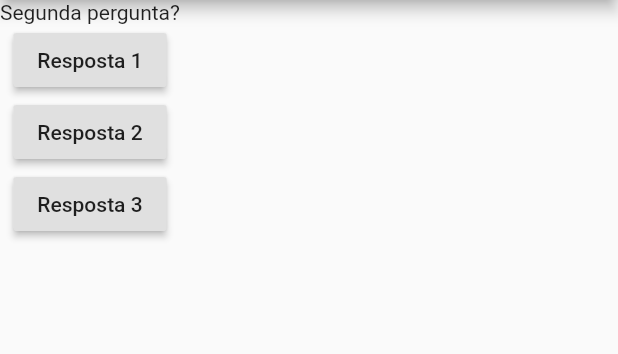
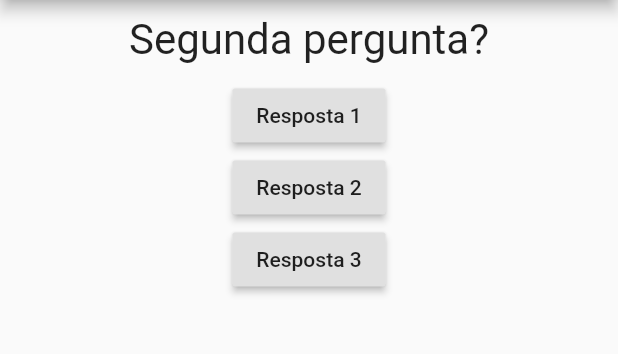
Before and after one commit to eniomcosta/projeto_perguntas, a Flutter app: the screen it shows after launch, after a tap on "Resposta 1", on a phone screen of 412 x 824 dp, the part 84-438 px from its top. Run offline on Flutter 3.47's test engine with Material 2 defaults, Android fonts, the phone set to English and light mode, and no system bars.

Commit message:
Created new questao and resposta widget.

```diff
--- a/lib/main.dart
+++ b/lib/main.dart
@@ -1,12 +1,15 @@
 import 'package:flutter/cupertino.dart';
 import 'package:flutter/material.dart';
 
+import './questao.dart';
+import './resposta.dart';
+
 main() => runApp(PerguntasApp());
 
-class PerguntasAppState extends State<PerguntasApp> {
+class _PerguntasAppState extends State<PerguntasApp> {
   var perguntaSelecionada = 0;
 
-  void responder() {
+  void _responder() {
     setState(() {
       perguntaSelecionada++;
     });
@@ -28,19 +31,10 @@ class PerguntasAppState extends State<PerguntasApp> {
         ),
         body: Column(
           children: [
-            Text(perguntas[perguntaSelecionada]),
-            RaisedButton(
-              child: Text("Resposta 1"),
-              onPressed: responder,
-            ),
-            RaisedButton(
-              child: Text("Resposta 2"),
-              onPressed: responder,
-            ),
-            RaisedButton(
-              child: Text("Resposta 3"),
-              onPressed: responder,
-            ),
+            Questao(perguntas[perguntaSelecionada]),
+            Resposta("Resposta 1", _responder),
+            Resposta("Resposta 2", _responder),
+            Resposta("Resposta 3", _responder),
           ],
         ),
       ),
@@ -50,7 +44,7 @@ class PerguntasAppState extends State<PerguntasApp> {
 
 class PerguntasApp extends StatefulWidget {
   @override
-  PerguntasAppState createState() {
-    return PerguntasAppState();
+  _PerguntasAppState createState() {
+    return _PerguntasAppState();
   }
 }
--- /dev/null
+++ b/lib/questao.dart
@@ -0,0 +1,20 @@
+import 'package:flutter/material.dart';
+
+class Questao extends StatelessWidget {
+  final String texto;
+
+  Questao(this.texto);
+
+  @override
+  Widget build(BuildContext context) {
+    return Container(
+      width: double.infinity,
+      margin: EdgeInsets.all(10),
+      child: Text(
+        texto,
+        style: TextStyle(fontSize: 28),
+        textAlign: TextAlign.center,
+      ),
+    );
+  }
+}
--- /dev/null
+++ b/lib/resposta.dart
@@ -0,0 +1,16 @@
+import 'package:flutter/material.dart';
+
+class Resposta extends StatelessWidget {
+  final String texto;
+  final Function responder;
+
+  Resposta(this.texto, this.responder);
+
+  @override
+  Widget build(BuildContext context) {
+    return RaisedButton(
+      child: Text(texto),
+      onPressed: responder,
+    );
+  }
+}
```
